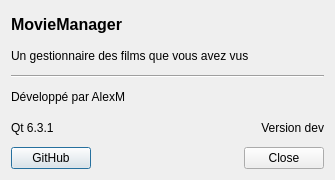
Above: Dialogs/AboutDialog.ui from AmbreM71/MovieManager before the change. Below: the same form after it.
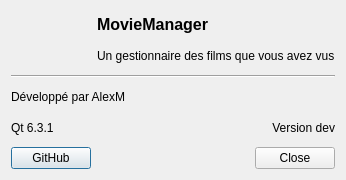
That is the form after the change. Icons and pictures are not drawn.

Diff of the .ui file:
```diff
--- a/Dialogs/AboutDialog.ui
+++ b/Dialogs/AboutDialog.ui
@@ -20,14 +20,38 @@
    <string>À Propos de Movie Manager</string>
   </property>
   <layout class="QGridLayout" name="gridLayout">
-   <item row="7" column="0">
-    <widget class="QPushButton" name="GithubButton">
+   <item row="6" column="0">
+    <widget class="QLabel" name="QtVersionLabel">
      <property name="text">
-      <string>GitHub</string>
+      <string>Qt 6.3.1</string>
      </property>
     </widget>
    </item>
-   <item row="0" column="0" colspan="2">
+   <item row="6" column="1" colspan="4">
+    <widget class="QLabel" name="VersionLabel">
+     <property name="text">
+      <string>Version dev</string>
+     </property>
+     <property name="alignment">
+      <set>Qt::AlignRight|Qt::AlignTrailing|Qt::AlignVCenter</set>
+     </property>
+    </widget>
+   </item>
+   <item row="3" column="0" colspan="5">
+    <widget class="Line" name="line">
+     <property name="orientation">
+      <enum>Qt::Horizontal</enum>
+     </property>
+    </widget>
+   </item>
+   <item row="5" column="0" colspan="5">
+    <widget class="QLabel" name="label">
+     <property name="text">
+      <string>Développé par AlexM</string>
+     </property>
+    </widget>
+   </item>
+   <item row="0" column="1" colspan="3">
     <widget class="QLabel" name="MovieManagerLabel">
      <property name="font">
       <font>
@@ -40,7 +64,21 @@
      </property>
     </widget>
    </item>
-   <item row="7" column="1">
+   <item row="1" column="1" colspan="4">
+    <widget class="QLabel" name="DescrLabel">
+     <property name="text">
+      <string>Un gestionnaire des films que vous avez vus</string>
+     </property>
+    </widget>
+   </item>
+   <item row="8" column="0">
+    <widget class="QPushButton" name="GithubButton">
+     <property name="text">
+      <string>GitHub</string>
+     </property>
+    </widget>
+   </item>
+   <item row="8" column="1" colspan="4">
     <widget class="QDialogButtonBox" name="ButtonBox">
      <property name="orientation">
       <enum>Qt::Horizontal</enum>
@@ -50,41 +88,28 @@
      </property>
     </widget>
    </item>
-   <item row="1" column="0" colspan="2">
-    <widget class="QLabel" name="DescrLabel">
-     <property name="text">
-      <string>Un gestionnaire des films que vous avez vus</string>
+   <item row="0" column="0" rowspan="2">
+    <widget class="QLabel" name="label_2">
+     <property name="sizePolicy">
+      <sizepolicy hsizetype="Fixed" vsizetype="Fixed">
+       <horstretch>0</horstretch>
+       <verstretch>0</verstretch>
+      </sizepolicy>
      </property>
-    </widget>
-   </item>
-   <item row="2" column="0" colspan="2">
-    <widget class="Line" name="line">
-     <property name="orientation">
-      <enum>Qt::Horizontal</enum>
+     <property name="maximumSize">
+      <size>
+       <width>48</width>
+       <height>48</height>
+      </size>
      </property>
-    </widget>
-   </item>
-   <item row="5" column="0">
-    <widget class="QLabel" name="QtVersionLabel">
      <property name="text">
-      <string>Qt 6.3.1</string>
+      <string/>
      </property>
-    </widget>
-   </item>
-   <item row="4" column="0" colspan="2">
-    <widget class="QLabel" name="label">
-     <property name="text">
-      <string>Développé par AlexM</string>
+     <property name="pixmap">
+      <pixmap resource="../MovieManager.qrc">:/icons/Icons/logo.png</pixmap>
      </property>
-    </widget>
-   </item>
-   <item row="5" column="1">
-    <widget class="QLabel" name="VersionLabel">
-     <property name="text">
-      <string>Version dev</string>
-     </property>
-     <property name="alignment">
-      <set>Qt::AlignRight|Qt::AlignTrailing|Qt::AlignVCenter</set>
+     <property name="scaledContents">
+      <bool>true</bool>
      </property>
     </widget>
    </item>
```
Left out of the diff: 4 changed lines with no effect on the pictures.
